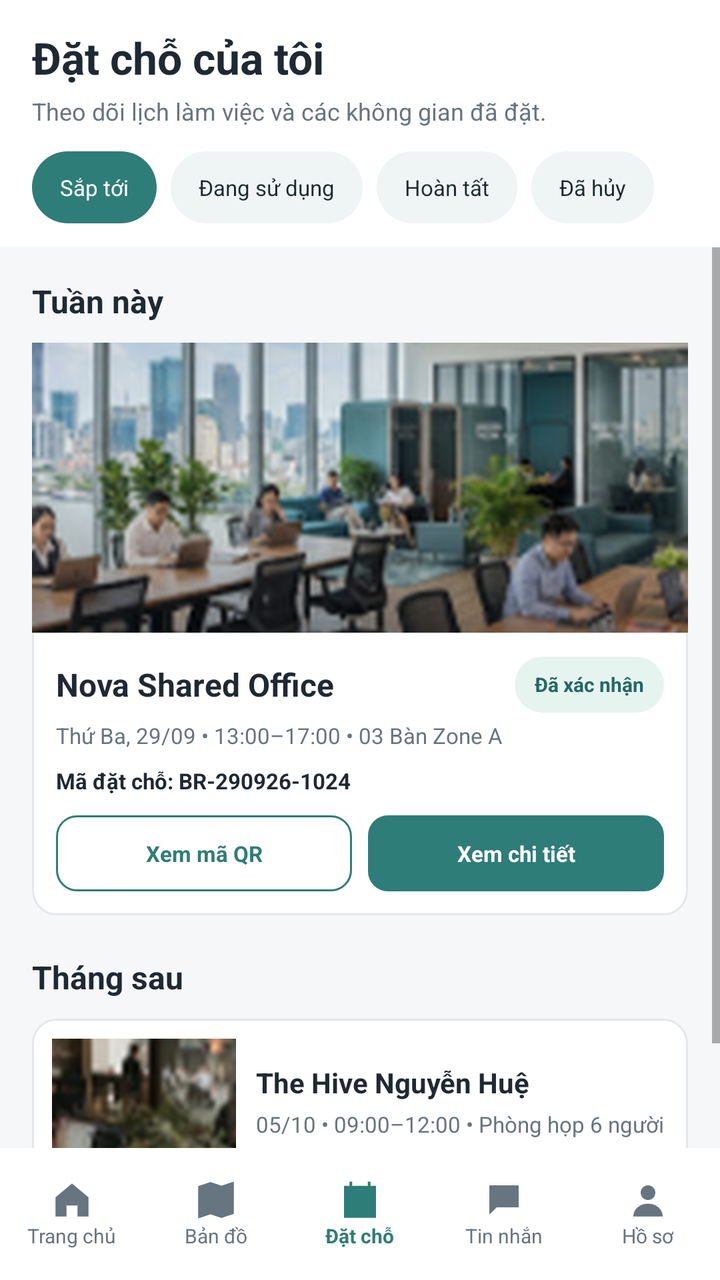
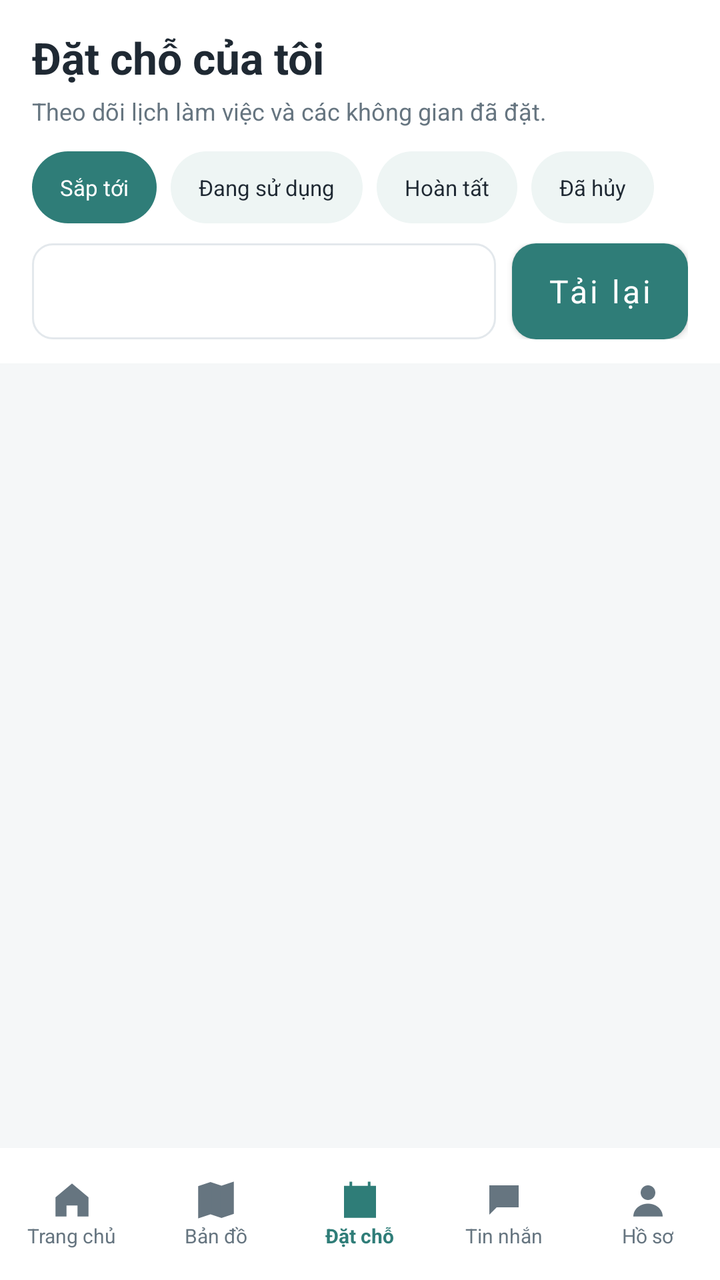

An Android layout rendered at two revisions. The XML below is the earlier revision; the diff shows what the commit changed to produce the second picture.
<!-- AndroidManifest.xml: application theme Theme.BroomSharing -->
<!-- res/layout/activity_my_bookings.xml -->
<?xml version="1.0" encoding="utf-8"?>
<androidx.constraintlayout.widget.ConstraintLayout xmlns:android="http://schemas.android.com/apk/res/android"
    xmlns:app="http://schemas.android.com/apk/res-auto"
    xmlns:tools="http://schemas.android.com/tools"
    android:layout_width="match_parent"
    android:layout_height="match_parent"
    android:background="@color/screen_bg"
    tools:context=".MyBookingsActivity">

    <LinearLayout android:id="@+id/header" android:layout_width="0dp" android:layout_height="wrap_content" android:background="@color/white" android:orientation="vertical" android:paddingStart="16dp" android:paddingTop="14dp" android:paddingEnd="16dp" android:paddingBottom="12dp" app:layout_constraintEnd_toEndOf="parent" app:layout_constraintStart_toStartOf="parent" app:layout_constraintTop_toTopOf="parent">
        <TextView android:layout_width="match_parent" android:layout_height="wrap_content" android:text="Đặt chỗ của tôi" android:textColor="@color/text_primary" android:textSize="22sp" android:textStyle="bold" />
        <TextView android:layout_width="match_parent" android:layout_height="wrap_content" android:layout_marginTop="4dp" android:text="Theo dõi lịch làm việc và các không gian đã đặt." android:textColor="@color/text_secondary" android:textSize="12sp" />
        <HorizontalScrollView android:layout_width="match_parent" android:layout_height="wrap_content" android:layout_marginTop="12dp" android:scrollbars="none">
            <LinearLayout android:layout_width="wrap_content" android:layout_height="wrap_content" android:orientation="horizontal">
                <TextView android:layout_width="wrap_content" android:layout_height="36dp" android:background="@drawable/bg_chip_selected" android:gravity="center" android:paddingStart="14dp" android:paddingEnd="14dp" android:text="Sắp tới" android:textColor="@color/white" android:textSize="11sp" />
                <TextView android:layout_width="wrap_content" android:layout_height="36dp" android:layout_marginStart="7dp" android:background="@drawable/bg_chip" android:gravity="center" android:paddingStart="14dp" android:paddingEnd="14dp" android:text="Đang sử dụng" android:textColor="@color/text_primary" android:textSize="11sp" />
                <TextView android:layout_width="wrap_content" android:layout_height="36dp" android:layout_marginStart="7dp" android:background="@drawable/bg_chip" android:gravity="center" android:paddingStart="14dp" android:paddingEnd="14dp" android:text="Hoàn tất" android:textColor="@color/text_primary" android:textSize="11sp" />
                <TextView android:layout_width="wrap_content" android:layout_height="36dp" android:layout_marginStart="7dp" android:background="@drawable/bg_chip" android:gravity="center" android:paddingStart="14dp" android:paddingEnd="14dp" android:text="Đã hủy" android:textColor="@color/text_primary" android:textSize="11sp" />
            </LinearLayout>
        </HorizontalScrollView>
    </LinearLayout>

    <ScrollView android:layout_width="0dp" android:layout_height="0dp" android:fillViewport="true" app:layout_constraintBottom_toTopOf="@+id/bottomNav" app:layout_constraintEnd_toEndOf="parent" app:layout_constraintStart_toStartOf="parent" app:layout_constraintTop_toBottomOf="@id/header">
        <LinearLayout android:layout_width="match_parent" android:layout_height="wrap_content" android:orientation="vertical" android:padding="16dp">
            <TextView android:layout_width="match_parent" android:layout_height="wrap_content" android:text="Tuần này" android:textColor="@color/text_primary" android:textSize="16sp" android:textStyle="bold" />

            <LinearLayout android:layout_width="match_parent" android:layout_height="wrap_content" android:layout_marginTop="10dp" android:background="@drawable/bg_card" android:orientation="vertical">
                <ImageView android:layout_width="match_parent" android:layout_height="145dp" android:contentDescription="Nova Shared Office" android:scaleType="centerCrop" android:src="@drawable/booking_hero" />
                <LinearLayout android:layout_width="match_parent" android:layout_height="wrap_content" android:orientation="vertical" android:padding="12dp">
                    <LinearLayout android:layout_width="match_parent" android:layout_height="wrap_content" android:gravity="center_vertical" android:orientation="horizontal"><TextView android:layout_width="0dp" android:layout_height="wrap_content" android:layout_weight="1" android:text="Nova Shared Office" android:textColor="@color/text_primary" android:textSize="16sp" android:textStyle="bold"/><TextView android:layout_width="wrap_content" android:layout_height="28dp" android:background="@drawable/bg_status" android:gravity="center" android:paddingStart="10dp" android:paddingEnd="10dp" android:text="Đã xác nhận" android:textColor="@color/teal_dark" android:textSize="10sp" android:textStyle="bold"/></LinearLayout>
                    <TextView android:layout_width="match_parent" android:layout_height="wrap_content" android:layout_marginTop="4dp" android:text="Thứ Ba, 29/09 • 13:00–17:00 • 03 Bàn Zone A" android:textColor="@color/text_secondary" android:textSize="11sp" />
                    <TextView android:layout_width="match_parent" android:layout_height="wrap_content" android:layout_marginTop="8dp" android:text="Mã đặt chỗ: BR-290926-1024" android:textColor="@color/text_primary" android:textSize="11sp" android:textStyle="bold" />
                    <LinearLayout android:layout_width="match_parent" android:layout_height="wrap_content" android:layout_marginTop="10dp" android:orientation="horizontal"><TextView android:layout_width="0dp" android:layout_height="38dp" android:layout_weight="1" android:background="@drawable/bg_button_outline" android:gravity="center" android:text="Xem mã QR" android:textColor="@color/teal" android:textSize="11sp" android:textStyle="bold"/><TextView android:layout_width="0dp" android:layout_height="38dp" android:layout_marginStart="8dp" android:layout_weight="1" android:background="@drawable/bg_button_primary" android:gravity="center" android:text="Xem chi tiết" android:textColor="@color/white" android:textSize="11sp" android:textStyle="bold"/></LinearLayout>
                </LinearLayout>
            </LinearLayout>

            <TextView android:layout_width="match_parent" android:layout_height="wrap_content" android:layout_marginTop="20dp" android:text="Tháng sau" android:textColor="@color/text_primary" android:textSize="16sp" android:textStyle="bold" />
            <LinearLayout android:layout_width="match_parent" android:layout_height="wrap_content" android:layout_marginTop="10dp" android:background="@drawable/bg_card" android:gravity="center_vertical" android:orientation="horizontal" android:padding="10dp">
                <ImageView android:layout_width="92dp" android:layout_height="88dp" android:contentDescription="The Hive" android:scaleType="centerCrop" android:src="@drawable/nearby_hive" />
                <LinearLayout android:layout_width="0dp" android:layout_height="wrap_content" android:layout_marginStart="10dp" android:layout_weight="1" android:orientation="vertical"><TextView android:layout_width="match_parent" android:layout_height="wrap_content" android:text="The Hive Nguyễn Huệ" android:textColor="@color/text_primary" android:textSize="14sp" android:textStyle="bold"/><TextView android:layout_width="match_parent" android:layout_height="wrap_content" android:layout_marginTop="4dp" android:text="05/10 • 09:00–12:00 • Phòng họp 6 người" android:textColor="@color/text_secondary" android:textSize="11sp"/><TextView android:layout_width="wrap_content" android:layout_height="wrap_content" android:layout_marginTop="8dp" android:text="360.000đ" android:textColor="@color/teal_dark" android:textSize="13sp" android:textStyle="bold"/></LinearLayout>
            </LinearLayout>
        </LinearLayout>
    </ScrollView>

    <LinearLayout android:id="@+id/bottomNav" android:layout_width="0dp" android:layout_height="66dp" android:background="@color/white" android:gravity="center" android:orientation="horizontal" app:layout_constraintBottom_toBottomOf="parent" app:layout_constraintEnd_toEndOf="parent" app:layout_constraintStart_toStartOf="parent">
        <LinearLayout android:layout_width="0dp" android:layout_height="match_parent" android:layout_weight="1" android:gravity="center" android:orientation="vertical"><ImageView android:layout_width="22dp" android:layout_height="22dp" android:src="@drawable/ic_home" android:contentDescription="Trang chủ"/><TextView android:layout_width="wrap_content" android:layout_height="wrap_content" android:text="Trang chủ" android:textColor="@color/text_secondary" android:textSize="10sp"/></LinearLayout>
        <LinearLayout android:layout_width="0dp" android:layout_height="match_parent" android:layout_weight="1" android:gravity="center" android:orientation="vertical"><ImageView android:layout_width="22dp" android:layout_height="22dp" android:src="@drawable/ic_map" android:contentDescription="Bản đồ"/><TextView android:layout_width="wrap_content" android:layout_height="wrap_content" android:text="Bản đồ" android:textColor="@color/text_secondary" android:textSize="10sp"/></LinearLayout>
        <LinearLayout android:layout_width="0dp" android:layout_height="match_parent" android:layout_weight="1" android:gravity="center" android:orientation="vertical"><ImageView android:layout_width="22dp" android:layout_height="22dp" android:src="@drawable/ic_booking" app:tint="@color/teal" android:contentDescription="Đặt chỗ"/><TextView android:layout_width="wrap_content" android:layout_height="wrap_content" android:text="Đặt chỗ" android:textColor="@color/teal" android:textSize="10sp" android:textStyle="bold"/></LinearLayout>
        <LinearLayout android:layout_width="0dp" android:layout_height="match_parent" android:layout_weight="1" android:gravity="center" android:orientation="vertical"><ImageView android:layout_width="22dp" android:layout_height="22dp" android:src="@drawable/ic_chat" android:contentDescription="Tin nhắn"/><TextView android:layout_width="wrap_content" android:layout_height="wrap_content" android:text="Tin nhắn" android:textColor="@color/text_secondary" android:textSize="10sp"/></LinearLayout>
        <LinearLayout android:layout_width="0dp" android:layout_height="match_parent" android:layout_weight="1" android:gravity="center" android:orientation="vertical"><ImageView android:layout_width="22dp" android:layout_height="22dp" android:src="@drawable/ic_profile" android:contentDescription="Hồ sơ"/><TextView android:layout_width="wrap_content" android:layout_height="wrap_content" android:text="Hồ sơ" android:textColor="@color/text_secondary" android:textSize="10sp"/></LinearLayout>
    </LinearLayout>
</androidx.constraintlayout.widget.ConstraintLayout>
<!-- resources referenced by this layout -->
<resources>
  <color name="screen_bg">#F5F7F8</color>
  <color name="teal">#2F7D78</color>
  <color name="teal_dark">#246863</color>
  <color name="text_primary">#1F2933</color>
  <color name="text_secondary">#667580</color>
  <color name="white">#FFFFFF</color>
  <!-- drawable bg_button_outline (drawable) -->
  <shape xmlns:android="http://schemas.android.com/apk/res/android" android:shape="rectangle">
      <solid android:color="@color/white" />
      <corners android:radius="10dp" />
      <stroke android:width="1dp" android:color="@color/teal" />
  </shape>
  <!-- drawable bg_button_primary (drawable) -->
  <shape xmlns:android="http://schemas.android.com/apk/res/android" android:shape="rectangle">
      <solid android:color="@color/teal" />
      <corners android:radius="10dp" />
  </shape>
  <!-- drawable bg_card (drawable) -->
  <shape xmlns:android="http://schemas.android.com/apk/res/android" android:shape="rectangle">
      <solid android:color="@color/white" />
      <corners android:radius="12dp" />
      <stroke android:width="1dp" android:color="@color/border" />
  </shape>
  <!-- drawable bg_chip (drawable) -->
  <shape xmlns:android="http://schemas.android.com/apk/res/android" android:shape="rectangle">
      <solid android:color="@color/chip_bg" />
      <corners android:radius="50dp" />
  </shape>
  <!-- drawable bg_chip_selected (drawable) -->
  <shape xmlns:android="http://schemas.android.com/apk/res/android" android:shape="rectangle">
      <solid android:color="@color/teal" />
      <corners android:radius="50dp" />
  </shape>
  <!-- drawable bg_status (drawable) -->
  <shape xmlns:android="http://schemas.android.com/apk/res/android" android:shape="rectangle">
      <solid android:color="#E6F4EF" />
      <corners android:radius="50dp" />
  </shape>
  <!-- drawable booking_hero: png bitmap (drawable, 538884 bytes) -->
  <!-- drawable ic_booking (drawable) -->
  <vector xmlns:android="http://schemas.android.com/apk/res/android" android:width="24dp" android:height="24dp" android:viewportWidth="24" android:viewportHeight="24">
      <path android:fillColor="#667580" android:pathData="M4,5h16v16H4zM7,2v6M17,2v6M4,10h16" android:strokeColor="#667580" android:strokeWidth="1.5"/>
  </vector>
  <!-- drawable ic_chat (drawable) -->
  <vector xmlns:android="http://schemas.android.com/apk/res/android" android:width="24dp" android:height="24dp" android:viewportWidth="24" android:viewportHeight="24">
      <path android:fillColor="#667580" android:pathData="M4,4h16v12H8l-4,4z"/>
  </vector>
  <!-- drawable ic_home (drawable) -->
  <vector xmlns:android="http://schemas.android.com/apk/res/android" android:width="24dp" android:height="24dp" android:viewportWidth="24" android:viewportHeight="24">
      <path android:fillColor="#667580" android:pathData="M3,10.5L12,3l9,7.5V21h-6v-6H9v6H3z"/>
  </vector>
  <!-- drawable ic_map (drawable) -->
  <vector xmlns:android="http://schemas.android.com/apk/res/android" android:width="24dp" android:height="24dp" android:viewportWidth="24" android:viewportHeight="24">
      <path android:fillColor="#667580" android:pathData="M3,5l6,-2 6,2 6,-2v16l-6,2 -6,-2 -6,2zM9,5v12M15,7v12" android:strokeColor="#667580" android:strokeWidth="1.5"/>
  </vector>
  <!-- drawable ic_profile (drawable) -->
  <vector xmlns:android="http://schemas.android.com/apk/res/android" android:width="24dp" android:height="24dp" android:viewportWidth="24" android:viewportHeight="24">
      <path android:fillColor="#667580" android:pathData="M12,12a4,4 0,1 0,0,-8 4,4 0,0 0,0 8M4,21c0,-4 3.6,-7 8,-7s8,3 8,7z"/>
  </vector>
  <!-- drawable nearby_hive: png bitmap (drawable, 141746 bytes) -->
  <color name="border">#E3E8EC</color>
  <color name="chip_bg">#EEF5F4</color>
  <!-- unchanged entries left out for length: 1 -->
</resources>

<!-- the commit's change to res/layout/activity_my_bookings.xml (unified diff, before → after) -->
@@ -18,29 +18,72 @@
                 <TextView android:layout_width="wrap_content" android:layout_height="36dp" android:layout_marginStart="7dp" android:background="@drawable/bg_chip" android:gravity="center" android:paddingStart="14dp" android:paddingEnd="14dp" android:text="Đã hủy" android:textColor="@color/text_primary" android:textSize="11sp" />
             </LinearLayout>
         </HorizontalScrollView>
+        <LinearLayout
+            android:layout_width="match_parent"
+            android:layout_height="wrap_content"
+            android:layout_marginTop="10dp"
+            android:gravity="center_vertical"
+            android:orientation="horizontal">
+
+            <Spinner
+                android:id="@+id/spinnerBookingFilter"
+                android:layout_width="0dp"
+                android:layout_height="48dp"
+                android:layout_weight="1"
+                android:background="@drawable/bg_input"
+                android:paddingStart="8dp"
+                android:paddingEnd="8dp" />
+
+            <com.google.android.material.button.MaterialButton
+                android:id="@+id/btnRefreshBookings"
+                style="@style/Widget.BroomSharing.AuthButton"
+                android:layout_width="wrap_content"
+                android:layout_height="48dp"
+                android:layout_marginStart="8dp"
+                android:layout_marginTop="0dp"
+                android:gravity="center"
+                android:insetTop="0dp"
+                android:insetBottom="0dp"
+                android:minHeight="48dp"
+                android:text="Tải lại" />
+
+        </LinearLayout>
     </LinearLayout>
 
-    <ScrollView android:layout_width="0dp" android:layout_height="0dp" android:fillViewport="true" app:layout_constraintBottom_toTopOf="@+id/bottomNav" app:layout_constraintEnd_toEndOf="parent" app:layout_constraintStart_toStartOf="parent" app:layout_constraintTop_toBottomOf="@id/header">
-        <LinearLayout android:layout_width="match_parent" android:layout_height="wrap_content" android:orientation="vertical" android:padding="16dp">
-            <TextView android:layout_width="match_parent" android:layout_height="wrap_content" android:text="Tuần này" android:textColor="@color/text_primary" android:textSize="16sp" android:textStyle="bold" />
+    <LinearLayout
+        android:layout_width="0dp"
+        android:layout_height="0dp"
+        android:orientation="vertical"
+        android:padding="16dp"
+        app:layout_constraintTop_toBottomOf="@id/header"
+        app:layout_constraintBottom_toTopOf="@id/bottomNav"
+        app:layout_constraintStart_toStartOf="parent"
+        app:layout_constraintEnd_toEndOf="parent">
 
-            <LinearLayout android:layout_width="match_parent" android:layout_height="wrap_content" android:layout_marginTop="10dp" android:background="@drawable/bg_card" android:orientation="vertical">
-                <ImageView android:layout_width="match_parent" android:layout_height="145dp" android:contentDescription="Nova Shared Office" android:scaleType="centerCrop" android:src="@drawable/booking_hero" />
-                <LinearLayout android:layout_width="match_parent" android:layout_height="wrap_content" android:orientation="vertical" android:padding="12dp">
-                    <LinearLayout android:layout_width="match_parent" android:layout_height="wrap_content" android:gravity="center_vertical" android:orientation="horizontal"><TextView android:layout_width="0dp" android:layout_height="wrap_content" android:layout_weight="1" android:text="Nova Shared Office" android:textColor="@color/text_primary" android:textSize="16sp" android:textStyle="bold"/><TextView android:layout_width="wrap_content" android:layout_height="28dp" android:background="@drawable/bg_status" android:gravity="center" android:paddingStart="10dp" android:paddingEnd="10dp" android:text="Đã xác nhận" android:textColor="@color/teal_dark" android:textSize="10sp" android:textStyle="bold"/></LinearLayout>
-                    <TextView android:layout_width="match_parent" android:layout_height="wrap_content" android:layout_marginTop="4dp" android:text="Thứ Ba, 29/09 • 13:00–17:00 • 03 Bàn Zone A" android:textColor="@color/text_secondary" android:textSize="11sp" />
-                    <TextView android:layout_width="match_parent" android:layout_height="wrap_content" android:layout_marginTop="8dp" android:text="Mã đặt chỗ: BR-290926-1024" android:textColor="@color/text_primary" android:textSize="11sp" android:textStyle="bold" />
-                    <LinearLayout android:layout_width="match_parent" android:layout_height="wrap_content" android:layout_marginTop="10dp" android:orientation="horizontal"><TextView android:layout_width="0dp" android:layout_height="38dp" android:layout_weight="1" android:background="@drawable/bg_button_outline" android:gravity="center" android:text="Xem mã QR" android:textColor="@color/teal" android:textSize="11sp" android:textStyle="bold"/><TextView android:layout_width="0dp" android:layout_height="38dp" android:layout_marginStart="8dp" android:layout_weight="1" android:background="@drawable/bg_button_primary" android:gravity="center" android:text="Xem chi tiết" android:textColor="@color/white" android:textSize="11sp" android:textStyle="bold"/></LinearLayout>
-                </LinearLayout>
-            </LinearLayout>
+        <ProgressBar
+            android:id="@+id/progressBookings"
+            android:layout_width="32dp"
+            android:layout_height="32dp"
+            android:layout_gravity="center_horizontal"
+            android:visibility="gone" />
 
-            <TextView android:layout_width="match_parent" android:layout_height="wrap_content" android:layout_marginTop="20dp" android:text="Tháng sau" android:textColor="@color/text_primary" android:textSize="16sp" android:textStyle="bold" />
-            <LinearLayout android:layout_width="match_parent" android:layout_height="wrap_content" android:layout_marginTop="10dp" android:background="@drawable/bg_card" android:gravity="center_vertical" android:orientation="horizontal" android:padding="10dp">
-                <ImageView android:layout_width="92dp" android:layout_height="88dp" android:contentDescription="The Hive" android:scaleType="centerCrop" android:src="@drawable/nearby_hive" />
-                <LinearLayout android:layout_width="0dp" android:layout_height="wrap_content" android:layout_marginStart="10dp" android:layout_weight="1" android:orientation="vertical"><TextView android:layout_width="match_parent" android:layout_height="wrap_content" android:text="The Hive Nguyễn Huệ" android:textColor="@color/text_primary" android:textSize="14sp" android:textStyle="bold"/><TextView android:layout_width="match_parent" android:layout_height="wrap_content" android:layout_marginTop="4dp" android:text="05/10 • 09:00–12:00 • Phòng họp 6 người" android:textColor="@color/text_secondary" android:textSize="11sp"/><TextView android:layout_width="wrap_content" android:layout_height="wrap_content" android:layout_marginTop="8dp" android:text="360.000đ" android:textColor="@color/teal_dark" android:textSize="13sp" android:textStyle="bold"/></LinearLayout>
-            </LinearLayout>
-        </LinearLayout>
-    </ScrollView>
+        <TextView
+            android:id="@+id/tvBookingsFeedback"
+            android:layout_width="match_parent"
+            android:layout_height="wrap_content"
+            android:layout_marginBottom="8dp"
+            android:accessibilityLiveRegion="polite"
+            android:textColor="@color/text_secondary"
+            android:textSize="13sp" />
+
+        <androidx.recyclerview.widget.RecyclerView
+            android:id="@+id/recyclerBookings"
+            android:layout_width="match_parent"
+            android:layout_height="0dp"
+            android:layout_weight="1"
+            android:clipToPadding="false"
+            android:paddingBottom="12dp" />
+    </LinearLayout>
 
     <LinearLayout android:id="@+id/bottomNav" android:layout_width="0dp" android:layout_height="66dp" android:background="@color/white" android:gravity="center" android:orientation="horizontal" app:layout_constraintBottom_toBottomOf="parent" app:layout_constraintEnd_toEndOf="parent" app:layout_constraintStart_toStartOf="parent">
         <LinearLayout android:layout_width="0dp" android:layout_height="match_parent" android:layout_weight="1" android:gravity="center" android:orientation="vertical"><ImageView android:layout_width="22dp" android:layout_height="22dp" android:src="@drawable/ic_home" android:contentDescription="Trang chủ"/><TextView android:layout_width="wrap_content" android:layout_height="wrap_content" android:text="Trang chủ" android:textColor="@color/text_secondary" android:textSize="10sp"/></LinearLayout>
<!-- resource entries referenced after the edit -->
@@ -6,23 +6,6 @@
   <color name="text_primary">#1F2933</color>
   <color name="text_secondary">#667580</color>
   <color name="white">#FFFFFF</color>
-  <!-- drawable bg_button_outline (drawable) -->
-  <shape xmlns:android="http://schemas.android.com/apk/res/android" android:shape="rectangle">
-      <solid android:color="@color/white" />
-      <corners android:radius="10dp" />
-      <stroke android:width="1dp" android:color="@color/teal" />
-  </shape>
-  <!-- drawable bg_button_primary (drawable) -->
-  <shape xmlns:android="http://schemas.android.com/apk/res/android" android:shape="rectangle">
-      <solid android:color="@color/teal" />
-      <corners android:radius="10dp" />
-  </shape>
-  <!-- drawable bg_card (drawable) -->
-  <shape xmlns:android="http://schemas.android.com/apk/res/android" android:shape="rectangle">
-      <solid android:color="@color/white" />
-      <corners android:radius="12dp" />
-      <stroke android:width="1dp" android:color="@color/border" />
-  </shape>
   <!-- drawable bg_chip (drawable) -->
   <shape xmlns:android="http://schemas.android.com/apk/res/android" android:shape="rectangle">
       <solid android:color="@color/chip_bg" />
@@ -33,12 +16,12 @@
       <solid android:color="@color/teal" />
       <corners android:radius="50dp" />
   </shape>
-  <!-- drawable bg_status (drawable) -->
+  <!-- drawable bg_input (drawable) -->
   <shape xmlns:android="http://schemas.android.com/apk/res/android" android:shape="rectangle">
-      <solid android:color="#E6F4EF" />
-      <corners android:radius="50dp" />
+      <solid android:color="@color/white" />
+      <corners android:radius="10dp" />
+      <stroke android:width="1dp" android:color="@color/border" />
   </shape>
-  <!-- drawable booking_hero: png bitmap (drawable, 538884 bytes) -->
   <!-- drawable ic_booking (drawable) -->
   <vector xmlns:android="http://schemas.android.com/apk/res/android" android:width="24dp" android:height="24dp" android:viewportWidth="24" android:viewportHeight="24">
       <path android:fillColor="#667580" android:pathData="M4,5h16v16H4zM7,2v6M17,2v6M4,10h16" android:strokeColor="#667580" android:strokeWidth="1.5"/>
@@ -59,7 +42,16 @@
   <vector xmlns:android="http://schemas.android.com/apk/res/android" android:width="24dp" android:height="24dp" android:viewportWidth="24" android:viewportHeight="24">
       <path android:fillColor="#667580" android:pathData="M12,12a4,4 0,1 0,0,-8 4,4 0,0 0,0 8M4,21c0,-4 3.6,-7 8,-7s8,3 8,7z"/>
   </vector>
-  <!-- drawable nearby_hive: png bitmap (drawable, 141746 bytes) -->
+  <style name="Widget.BroomSharing.AuthButton" parent="Widget.MaterialComponents.Button">
+          <item name="android:layout_width">match_parent</item>
+          <item name="android:layout_height">wrap_content</item>
+          <item name="android:minHeight">56dp</item>
+          <item name="android:layout_marginTop">12dp</item>
+          <item name="android:textAllCaps">false</item>
+          <item name="android:textSize">16sp</item>
+          <item name="cornerRadius">12dp</item>
+          <item name="backgroundTint">@color/teal</item>
+      </style>
   <color name="border">#E3E8EC</color>
   <color name="chip_bg">#EEF5F4</color>
   <!-- unchanged entries left out for length: 1 -->
